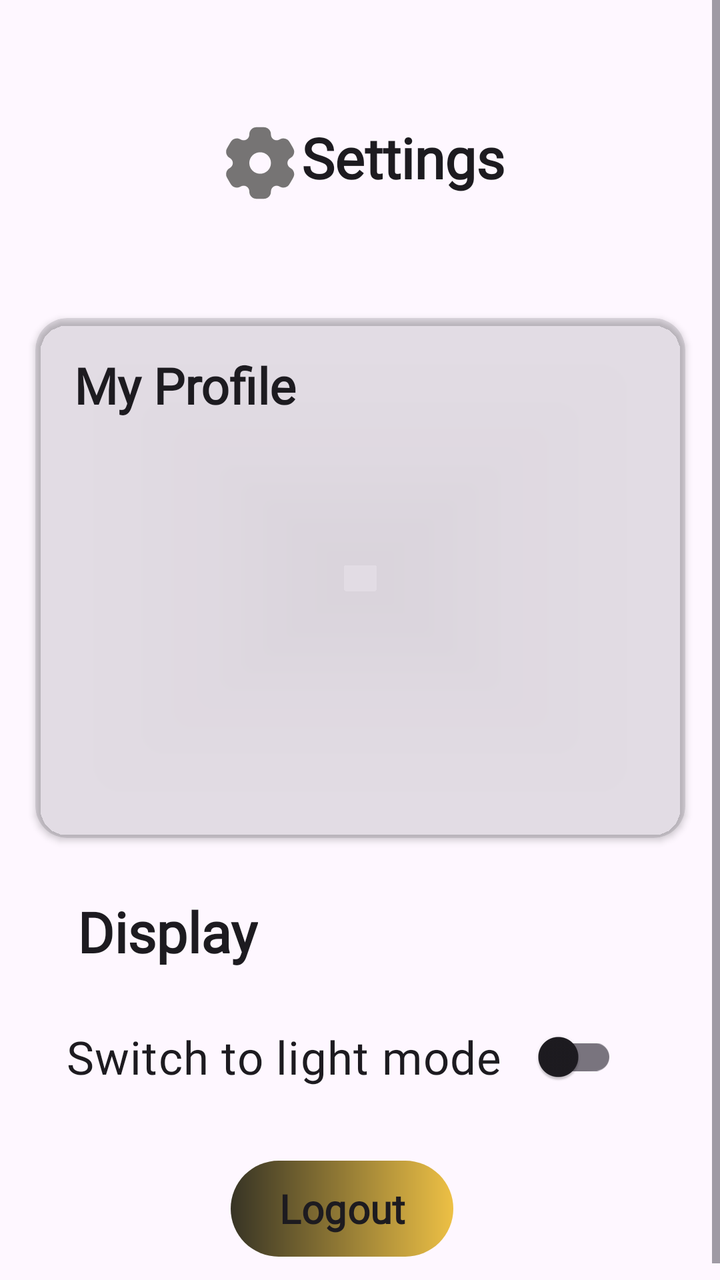
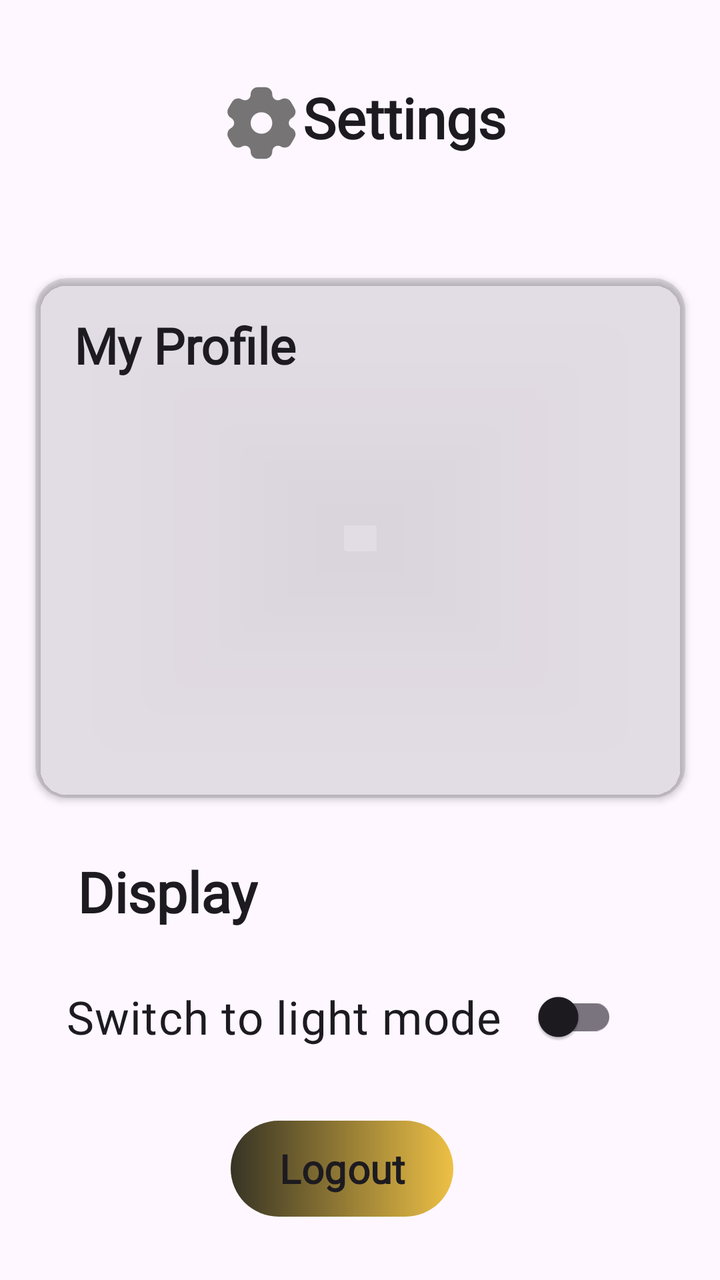

Before-and-after screenshots of an Android layout around one commit, followed by the original layout XML and the change that was made.
<!-- AndroidManifest.xml: application theme Theme.Axios -->
<!-- res/layout/fragment_settings.xml -->
<?xml version="1.0" encoding="utf-8"?>
<androidx.constraintlayout.widget.ConstraintLayout xmlns:android="http://schemas.android.com/apk/res/android"
    xmlns:tools="http://schemas.android.com/tools"
    android:layout_width="match_parent"
    android:layout_height="match_parent"
    xmlns:app="http://schemas.android.com/apk/res-auto"
    android:id="@+id/homeFragment">
    <ScrollView
        android:layout_width="match_parent"
        android:layout_height="match_parent"
        android:fillViewport="true"
        >

        <androidx.constraintlayout.widget.ConstraintLayout
            android:layout_width="match_parent"
            android:layout_height="wrap_content"
            android:paddingBottom="20dp">


            <TextView
                android:id="@+id/settings"
                android:layout_width="wrap_content"
                android:layout_height="wrap_content"
                android:layout_marginTop="60dp"
                android:drawableStart="@drawable/settings_svgrepo_com"
                android:fontFamily="@font/playfair_display"
                android:text="Settings"
                android:textAlignment="center"
                android:textColor="?attr/colorOnBackground"
                android:textSize="28sp"
                android:textStyle="bold"
                app:layout_constraintEnd_toEndOf="parent"
                app:layout_constraintStart_toStartOf="parent"
                app:layout_constraintTop_toTopOf="parent" />

            <androidx.cardview.widget.CardView
                android:id="@+id/cardView2"
                android:layout_width="325dp"
                android:layout_height="260dp"
                android:layout_marginTop="56dp"
                android:background="@color/material_on_surface_stroke"
                app:cardBackgroundColor="@color/material_on_surface_stroke"
                app:cardCornerRadius="16dp"
                app:layout_constraintEnd_toEndOf="parent"
                app:layout_constraintStart_toStartOf="parent"
                app:layout_constraintTop_toBottomOf="@+id/settings">

                <androidx.constraintlayout.widget.ConstraintLayout
                    android:layout_width="311dp"
                    android:layout_height="249dp">

                    <TextView
                        android:id="@+id/textView3"
                        android:layout_width="wrap_content"
                        android:layout_height="wrap_content"
                        android:fontFamily="@font/playfair_display"
                        android:text="My Profile"
                        android:textAlignment="center"
                        android:textColor="?attr/colorOnBackground"
                        android:textSize="25sp"
                        android:textStyle="bold"
                        app:layout_constraintBottom_toBottomOf="parent"
                        app:layout_constraintEnd_toEndOf="parent"
                        app:layout_constraintHorizontal_bias="0.095"
                        app:layout_constraintStart_toStartOf="parent"
                        app:layout_constraintTop_toTopOf="parent"
                        app:layout_constraintVertical_bias="0.077" />

                    <TextView
                        android:id="@+id/name"
                        android:layout_width="wrap_content"
                        android:layout_height="wrap_content"
                        android:layout_marginTop="24dp"
                        android:fontFamily="@font/playfair_display"
                        android:textAlignment="center"
                        android:textColor="?attr/colorOnBackground"
                        android:textSize="22sp"
                        android:textStyle="bold"
                        app:layout_constraintEnd_toEndOf="parent"
                        app:layout_constraintHorizontal_bias="0.498"
                        app:layout_constraintStart_toStartOf="parent"
                        app:layout_constraintTop_toBottomOf="@+id/textView3" />

                    <TextView
                        android:id="@+id/studentRole"
                        android:layout_width="wrap_content"
                        android:layout_height="wrap_content"
                        android:layout_marginTop="32dp"
                        android:fontFamily="@font/playfair_display"
                        android:textAlignment="center"
                        android:textColor="?attr/colorOnBackground"
                        android:textSize="22sp"
                        android:textStyle="bold"
                        app:layout_constraintEnd_toEndOf="parent"
                        app:layout_constraintHorizontal_bias="0.501"
                        app:layout_constraintStart_toStartOf="parent"
                        app:layout_constraintTop_toBottomOf="@+id/rollNo"
                        app:layout_constraintVertical_bias="0.58" />

                    <TextView
                        android:id="@+id/rollNo"
                        android:layout_width="wrap_content"
                        android:layout_height="wrap_content"
                        android:layout_marginTop="32dp"
                        android:fontFamily="@font/playfair_display"
                        android:textAlignment="center"
                        android:textColor="?attr/colorOnBackground"
                        android:textSize="22sp"
                        android:textStyle="bold"
                        app:layout_constraintEnd_toEndOf="parent"
                        app:layout_constraintHorizontal_bias="0.501"
                        app:layout_constraintStart_toStartOf="parent"
                        app:layout_constraintTop_toBottomOf="@+id/name" />


                </androidx.constraintlayout.widget.ConstraintLayout>
            </androidx.cardview.widget.CardView>

            <TextView
                android:id="@+id/display"
                android:layout_width="wrap_content"
                android:layout_height="wrap_content"
                android:layout_marginTop="28dp"
                android:fontFamily="@font/playfair_display"
                android:text="Display"
                android:textAlignment="center"
                android:textColor="?attr/colorOnBackground"
                android:textSize="28sp"
                android:textStyle="bold"
                app:layout_constraintEnd_toEndOf="parent"
                app:layout_constraintHorizontal_bias="0.143"
                app:layout_constraintStart_toStartOf="parent"
                app:layout_constraintTop_toBottomOf="@+id/cardView2" />


            <androidx.appcompat.widget.SwitchCompat
                android:id="@+id/switch1"
                android:layout_width="wrap_content"
                android:layout_height="wrap_content"
                android:layout_marginTop="20dp"

                android:fontFamily="@font/playfair_display"
                android:text="Switch to light mode   "
                android:textAlignment="center"
                android:textColor="?attr/colorOnBackground"
                android:textSize="23sp"
                app:layout_constraintEnd_toEndOf="parent"
                app:layout_constraintHorizontal_bias="0.39"
                app:layout_constraintStart_toStartOf="parent"
                app:layout_constraintTop_toBottomOf="@+id/display" />

            <com.google.android.material.button.MaterialButton
                android:id="@+id/btnLogout"
                android:layout_width="wrap_content"
                android:layout_height="wrap_content"
                android:layout_marginTop="28dp"
                android:background="@drawable/button"
                android:fontFamily="@font/playfair_display"
                android:text="Logout"
                android:textAlignment="center"
                android:textColor="?attr/colorOnBackground"
                android:textSize="20sp"
                android:textStyle="bold"
                app:backgroundTint="@null"
                app:layout_constraintEnd_toEndOf="@+id/switch1"
                app:layout_constraintStart_toStartOf="@+id/switch1"
                app:layout_constraintTop_toBottomOf="@+id/switch1" />
        </androidx.constraintlayout.widget.ConstraintLayout></ScrollView>

</androidx.constraintlayout.widget.ConstraintLayout>
<!-- resources referenced by this layout -->
<resources>
  <!-- drawable button (drawable) -->
  <?xml version="1.0" encoding="utf-8"?>
  <shape xmlns:android="http://schemas.android.com/apk/res/android"
      android:shape="rectangle"
      >
  
      <gradient
          android:endColor="#EDC045"   android:startColor="#373425"     android:angle="0"
          android:type="linear"
          />
  
      <corners android:radius="24dp" /> <padding
      android:left="16dp"
      android:right="16dp"
      android:top="8dp"
      android:bottom="8dp" />
  </shape>
  <!-- drawable settings_svgrepo_com: vector/xml drawable (drawable, 2238 chars, omitted) -->
  <style name="Theme.Axios" parent="Base.Theme.Axios" />
  <style name="Base.Theme.Axios" parent="Theme.Material3.DayNight.NoActionBar">
          
          
      </style>
</resources>

<!-- the commit's change to res/layout/fragment_settings.xml (unified diff, before → after) -->
@@ -21,7 +21,7 @@
                 android:id="@+id/settings"
                 android:layout_width="wrap_content"
                 android:layout_height="wrap_content"
-                android:layout_marginTop="60dp"
+                android:layout_marginTop="40dp"
                 android:drawableStart="@drawable/settings_svgrepo_com"
                 android:fontFamily="@font/playfair_display"
                 android:text="Settings"
@@ -30,6 +30,7 @@
                 android:textSize="28sp"
                 android:textStyle="bold"
                 app:layout_constraintEnd_toEndOf="parent"
+                app:layout_constraintHorizontal_bias="0.503"
                 app:layout_constraintStart_toStartOf="parent"
                 app:layout_constraintTop_toTopOf="parent" />
 
